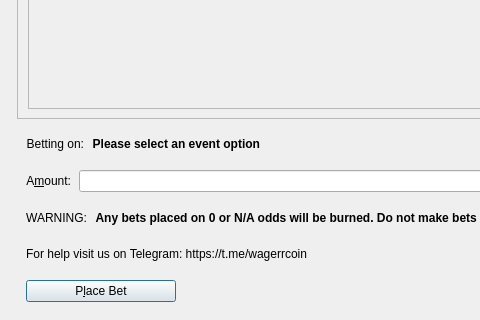
The window that src/qt/forms/placebetdialog.ui (wagerr/wagerr) describes before a commit, drawn with Qt 5; both pictures show x 0 to 480 and y 375 to 695 of the 978 by 695 pixel window.
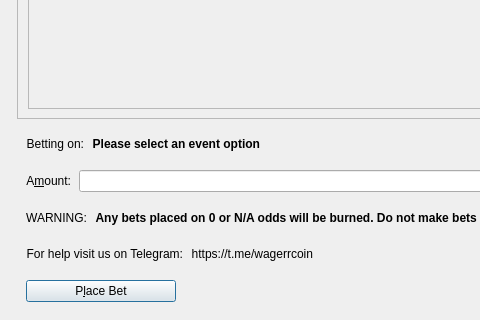
The same window after the commit. Icons and pictures are not drawn. Custom widgets are drawn as their Qt base class.

Commit message:
[WGRCORE-38] Qt: Make help URL on betting tab selectable
Tree-SHA512: 8534f3f428d1972310271686b4d36f6e1b4c763615b44a22509e99ed2ce42f8a453430c8647305cbbaf947b9e7650be40246fed727e8e4691b91fa0b2080df27

```diff
--- a/src/qt/forms/placebetdialog.ui
+++ b/src/qt/forms/placebetdialog.ui
@@ -3069,10 +3069,21 @@
                  <number>10</number>
                 </property>
 
+                    <item>
+                     <widget class="QLabel" name="warningLabel2">
+                      <property name="text">
+                       <string>For help visit us on Telegram:</string>
+                      </property>
+                      <property name="alignment">
+                       <set>Qt::AlignLeft|Qt::AlignTrailing|Qt::AlignVCenter</set>
+                      </property>
+                     </widget>
+                    </item>
+
                     <item>
                      <widget class="QLabel" name="warningLabel">
                       <property name="text">
-                       <string>For help visit us on Telegram: https://t.me/wagerrcoin</string>
+                       <string notr="true">https://t.me/wagerrcoin</string>
                       </property>
                       <property name="alignment">
                        <set>Qt::AlignLeft|Qt::AlignTrailing|Qt::AlignVCenter</set>
```
Left out of the diff: 3 changed lines with no effect on the pictures.
